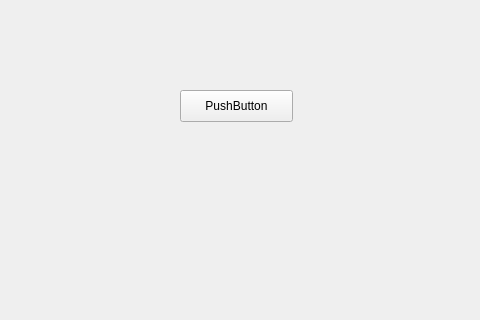
Before: the Qt Designer form mainwindow.ui in MD-00/D-wig, drawn with Qt 5; both pictures show x 150 to 630 and y 160 to 480 of the 800 by 600 pixel window.
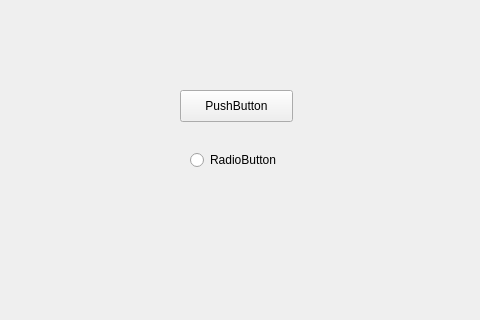
After: the same form once the commit is applied.

Patch:
```diff
--- a/mainwindow.ui
+++ b/mainwindow.ui
@@ -27,6 +27,19 @@
      <string>PushButton</string>
     </property>
    </widget>
+   <widget class="QRadioButton" name="radioButton">
+    <property name="geometry">
+     <rect>
+      <x>340</x>
+      <y>310</y>
+      <width>100</width>
+      <height>20</height>
+     </rect>
+    </property>
+    <property name="text">
+     <string>RadioButton</string>
+    </property>
+   </widget>
   </widget>
   <widget class="QMenuBar" name="menubar">
    <property name="geometry">
```
